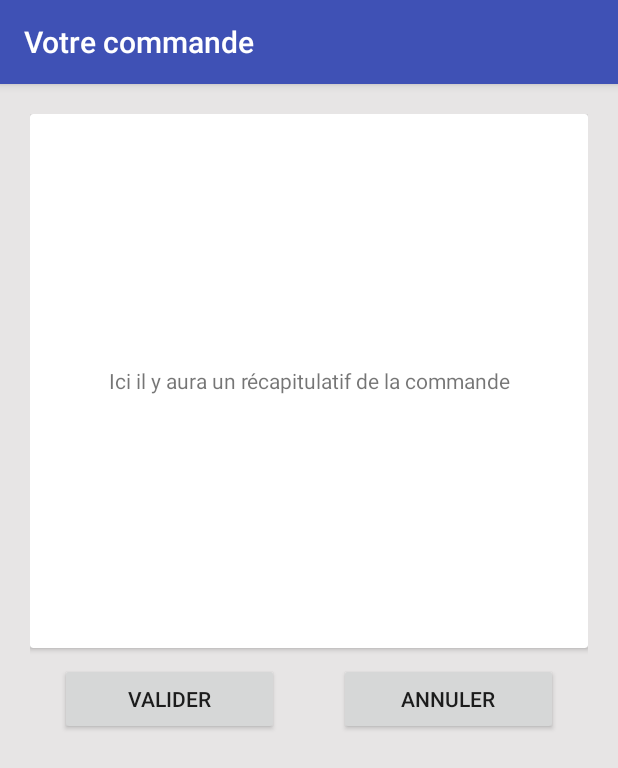
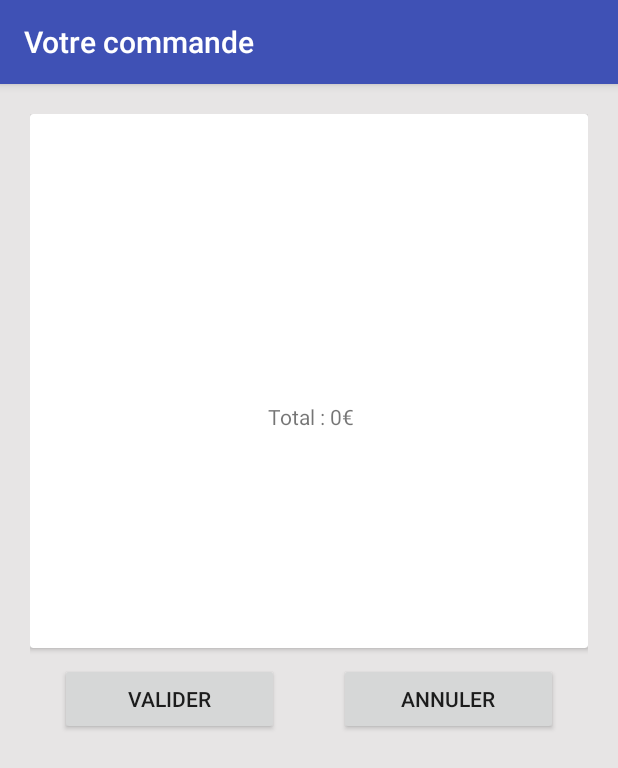
Before and after one commit to Helicose/ChezMomo, an Android app: the Formules screen opened directly, with no data from a screen before it, after a tap on "commande", on a phone screen of 412 x 824 dp. Shown: the top 768 px of the screen. Run offline under Robolectric (Android 15) with nearby library versions, the phone set to English and light mode, and no system bars.

Commit message:
Affichage et calculs de la commande fonctionnels

```diff
--- a/app/src/main/java/com/controle_android/chezmomo/Carte.java
+++ b/app/src/main/java/com/controle_android/chezmomo/Carte.java
@@ -23,6 +23,7 @@ public class Carte extends AppCompatActivity {
         super.onCreate(savedInstanceState);
         setContentView(R.layout.carte);
         setTitle("Choix à la carte !");
+        Intent intent = getIntent();
 
         // Get the ViewPager and set it's PagerAdapter so that it can display items
         ViewPager viewPager = (ViewPager) findViewById(R.id.viewpager);
--- a/app/src/main/java/com/controle_android/chezmomo/Commande.java
+++ b/app/src/main/java/com/controle_android/chezmomo/Commande.java
@@ -1,7 +1,14 @@
 package com.controle_android.chezmomo;
 
+import android.content.Intent;
+import android.content.SharedPreferences;
 import android.os.Bundle;
 import android.support.v7.app.AppCompatActivity;
+import android.util.Log;
+import android.widget.TextView;
+
+import java.util.HashSet;
+import java.util.Set;
 
 /**
  * Created by Faly-Thomas on 13/03/2017.
@@ -9,10 +16,59 @@ import android.support.v7.app.AppCompatActivity;
 
 public class Commande extends AppCompatActivity {
 
+    SharedPreferences sharedPreferences;
+
     @Override
     protected void onCreate(Bundle savedInstanceState) {
         super.onCreate(savedInstanceState);
+
+        sharedPreferences = getSharedPreferences("commandes", MODE_PRIVATE);
+
         setContentView(R.layout.commande);
         setTitle("Votre commande");
+        Intent intent = getIntent();
+        int prix = intent.getIntExtra("prix",0);
+        String nom = intent.getStringExtra("nom");
+        String texteAAfficher = "";
+        Log.i("test", "test");
+        TextView texte = (TextView)findViewById(R.id.textViewCommande);
+        Set<String> listecommandes = sharedPreferences.getStringSet("commandes", new HashSet<String>());
+        Set<String> listeprix = sharedPreferences.getStringSet("prix", new HashSet<String>());
+
+        if(sharedPreferences.getStringSet("prix", null) != null){
+
+            if(nom != null){
+                listecommandes.add(nom);
+                listeprix.add(Integer.toString(prix));
+                //texteAAfficher += listecommandes.toString();
+
+                sharedPreferences
+                        .edit()
+                        .putStringSet("commandes", listecommandes)
+                        .putStringSet("prix", listeprix)
+                        .apply();
+            }
+
+            int prixTotal = 0;
+
+            for (int i=0; i<listecommandes.size();i++){
+                texteAAfficher += listecommandes.toArray()[i] + " : " + listeprix.toArray()[i] +"€" +"\n";
+                prixTotal += Integer.parseInt(listeprix.toArray()[i].toString());
+            }
+
+            texteAAfficher += "\n\n\n Total : " + prixTotal +"€";
+
+
+            texte.setText(texteAAfficher);
+        }
+        else if (nom != null){
+            sharedPreferences
+                    .edit()
+                    .putStringSet("commandes", listecommandes)
+                    .putStringSet("prix", listeprix)
+                    .apply();
+        }
+
+
     }
 }
--- a/app/src/main/java/com/controle_android/chezmomo/MainActivity.java
+++ b/app/src/main/java/com/controle_android/chezmomo/MainActivity.java
@@ -17,10 +17,10 @@ import android.widget.ListView;
 
 public class MainActivity extends AppCompatActivity {
 
+
     @Override
     protected void onCreate(Bundle savedInstanceState) {
         super.onCreate(savedInstanceState);
-
         setContentView(R.layout.activity_main);
 
         final ListView liste;
--- a/app/src/main/res/layout/commande.xml
+++ b/app/src/main/res/layout/commande.xml
@@ -23,12 +23,14 @@
             android:padding="10dp">
 
             <TextView
-                android:id="@+id/textView23"
+                android:id="@+id/textViewCommande"
                 android:layout_width="wrap_content"
                 android:layout_height="356dp"
                 android:layout_gravity="center"
                 android:gravity="center"
-                android:text="Ici il y aura un récapitulatif de la commande" />
+                android:text="Votre commande est vide." />
+
+
         </android.support.v7.widget.CardView>
 
         <Button
--- a/app/src/main/res/layout/formules.xml
+++ b/app/src/main/res/layout/formules.xml
@@ -21,6 +21,7 @@
             android:layout_height="wrap_content"
             card_view:cardCornerRadius="4dp"
             android:layout_marginBottom="20dp"
+            android:tag="14"
             android:onClick="redirectionFormule">
 
             <LinearLayout
@@ -122,6 +123,7 @@
             android:layout_height="wrap_content"
             card_view:cardCornerRadius="4dp"
             android:layout_marginBottom="20dp"
+            android:tag="29"
             android:onClick="redirectionFormule">
 
             <LinearLayout
@@ -265,6 +267,7 @@
             android:layout_height="wrap_content"
             card_view:cardCornerRadius="4dp"
             android:layout_marginBottom="20dp"
+            android:tag="12"
             android:onClick="redirectionFormule">
 
             <LinearLayout
@@ -353,6 +356,7 @@
             android:layout_height="wrap_content"
             card_view:cardCornerRadius="4dp"
             android:layout_marginBottom="20dp"
+            android:tag="8"
             android:onClick="redirectionFormule">
 
             <LinearLayout
```
Also changed, not shown: app/src/main/java/com/controle_android/chezmomo/Formules.java (+40 -7 lines), app/src/main/res/layout/cartedesserts.xml (+13 -13 lines), app/src/main/res/layout/carteentrees.xml (+6 -6 lines), app/src/main/res/layout/carteplats.xml (+14 -14 lines).
